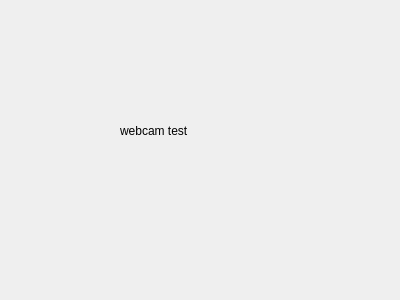
The window that puzzle/webcam_capture.ui (ghkdwjdxo99/Intel_7_openCV_project) describes before a commit, drawn with Qt 5.
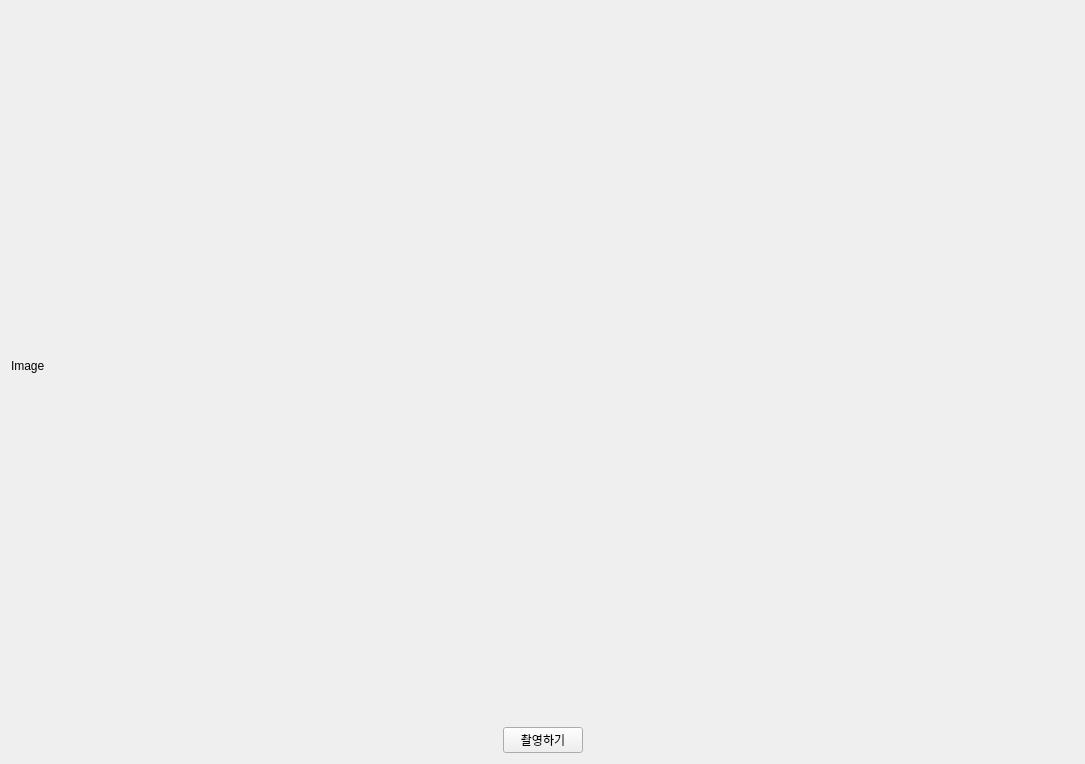
The same window after the commit.

The edit to the form file:
```diff
--- a/puzzle/webcam_capture.ui
+++ b/puzzle/webcam_capture.ui
@@ -1,31 +1,72 @@
 <?xml version="1.0" encoding="UTF-8"?>
 <ui version="4.0">
  <class>webcam_capture</class>
- <widget class="QDialog" name="webcam_capture">
+ <widget class="QWidget" name="webcam_capture">
   <property name="geometry">
    <rect>
     <x>0</x>
     <y>0</y>
-    <width>400</width>
-    <height>300</height>
+    <width>1085</width>
+    <height>764</height>
    </rect>
   </property>
   <property name="windowTitle">
    <string>Dialog</string>
   </property>
-  <widget class="QLabel" name="label">
-   <property name="geometry">
-    <rect>
-     <x>120</x>
-     <y>100</y>
-     <width>151</width>
-     <height>61</height>
-    </rect>
-   </property>
-   <property name="text">
-    <string>webcam test</string>
-   </property>
-  </widget>
+  <layout class="QVBoxLayout" name="verticalLayout_4">
+   <item>
+    <layout class="QVBoxLayout" name="capture_main_layout_v" stretch="8,2">
+     <item>
+      <layout class="QVBoxLayout" name="video_layout_v">
+       <item>
+        <widget class="QLabel" name="video_label">
+         <property name="text">
+          <string>Image</string>
+         </property>
+        </widget>
+       </item>
+      </layout>
+     </item>
+     <item>
+      <layout class="QHBoxLayout" name="capture_layout_h">
+       <item>
+        <spacer name="btn_spacer_left">
+         <property name="orientation">
+          <enum>Qt::Horizontal</enum>
+         </property>
+         <property name="sizeHint" stdset="0">
+          <size>
+           <width>40</width>
+           <height>20</height>
+          </size>
+         </property>
+        </spacer>
+       </item>
+       <item>
+        <widget class="QPushButton" name="capture_btn">
+         <property name="text">
+          <string>촬영하기</string>
+         </property>
+        </widget>
+       </item>
+       <item>
+        <spacer name="btn_spacer_right">
+         <property name="orientation">
+          <enum>Qt::Horizontal</enum>
+         </property>
+         <property name="sizeHint" stdset="0">
+          <size>
+           <width>40</width>
+           <height>20</height>
+          </size>
+         </property>
+        </spacer>
+       </item>
+      </layout>
+     </item>
+    </layout>
+   </item>
+  </layout>
  </widget>
  <resources/>
  <connections/>
```
Left out of the diff: 2 changed lines with no effect on the pictures.
